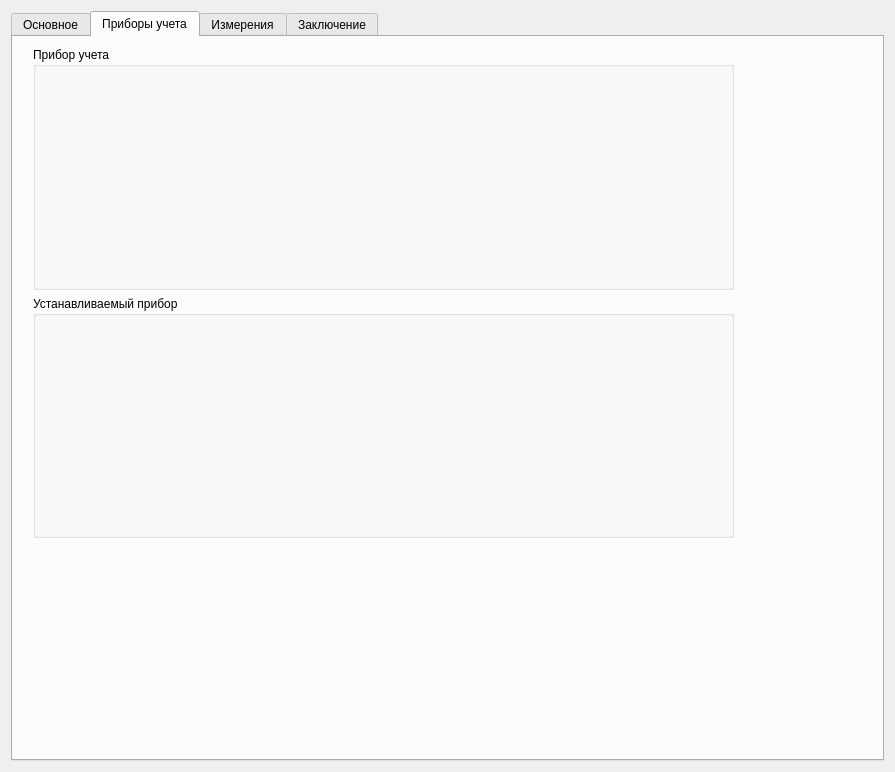
Qt form ui/createactwidget.ui (nikola240698/MeteringActs) before a commit.
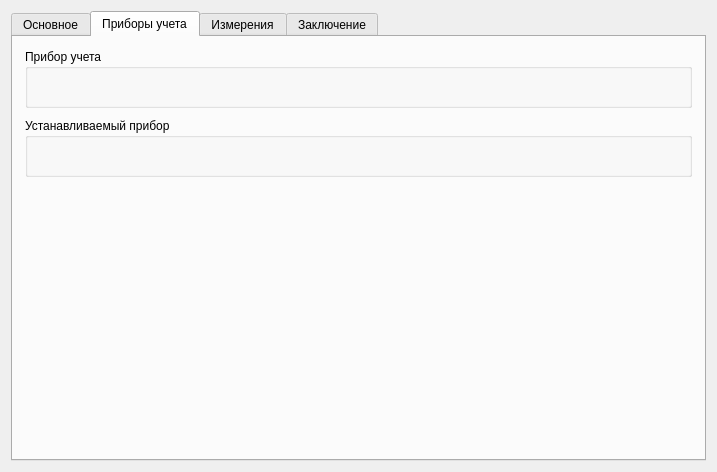
The same form after that commit. The open tabs and pages were chosen to show the change.

What changed in the file:
```diff
--- a/ui/createactwidget.ui
+++ b/ui/createactwidget.ui
@@ -6,8 +6,8 @@
    <rect>
     <x>0</x>
     <y>0</y>
-    <width>895</width>
-    <height>772</height>
+    <width>717</width>
+    <height>472</height>
    </rect>
   </property>
   <property name="windowTitle">
@@ -17,7 +17,7 @@
    <item>
     <widget class="QTabWidget" name="actTabWidget">
      <property name="currentIndex">
-      <number>0</number>
+      <number>1</number>
      </property>
      <widget class="QWidget" name="mainTab">
       <attribute name="title">
@@ -143,7 +143,7 @@
                      </property>
                      <property name="minimumSize">
                       <size>
-                       <width>400</width>
+                       <width>0</width>
                        <height>0</height>
                       </size>
                      </property>
@@ -293,7 +293,7 @@
                        <rect>
                         <x>0</x>
                         <y>0</y>
-                        <width>253</width>
+                        <width>266</width>
                         <height>130</height>
                        </rect>
                       </property>
@@ -374,18 +374,33 @@
       <attribute name="title">
        <string>Приборы учета</string>
       </attribute>
-      <widget class="QWidget" name="verticalLayoutWidget_4">
-       <property name="geometry">
-        <rect>
-         <x>20</x>
-         <y>10</y>
-         <width>701</width>
-         <height>491</height>
-        </rect>
+      <layout class="QVBoxLayout" name="mtersTabLayout">
+       <property name="spacing">
+        <number>10</number>
        </property>
-       <layout class="QVBoxLayout" name="verticalLayout_15">
+       <property name="sizeConstraint">
+        <enum>QLayout::SizeConstraint::SetMinimumSize</enum>
+       </property>
+       <property name="leftMargin">
+        <number>12</number>
+       </property>
+       <property name="topMargin">
+        <number>12</number>
+       </property>
+       <property name="rightMargin">
+        <number>12</number>
+       </property>
+       <property name="bottomMargin">
+        <number>12</number>
+       </property>
         <item>
          <widget class="QGroupBox" name="primaryMeterGroupBox">
+         <property name="sizePolicy">
+          <sizepolicy hsizetype="Minimum" vsizetype="Preferred">
+           <horstretch>0</horstretch>
+           <verstretch>0</verstretch>
+          </sizepolicy>
+         </property>
           <property name="title">
            <string>Прибор учета</string>
           </property>
@@ -412,8 +427,20 @@
           </layout>
          </widget>
         </item>
-       </layout>
-      </widget>
+       <item>
+        <spacer name="verticalSpacer_2">
+         <property name="orientation">
+          <enum>Qt::Orientation::Vertical</enum>
+         </property>
+         <property name="sizeHint" stdset="0">
+          <size>
+           <width>20</width>
+           <height>40</height>
+          </size>
+         </property>
+        </spacer>
+       </item>
+      </layout>
      </widget>
      <widget class="QWidget" name="measurementsTab">
       <attribute name="title">
```
Lines whose indentation alone changed are shown as unchanged.
